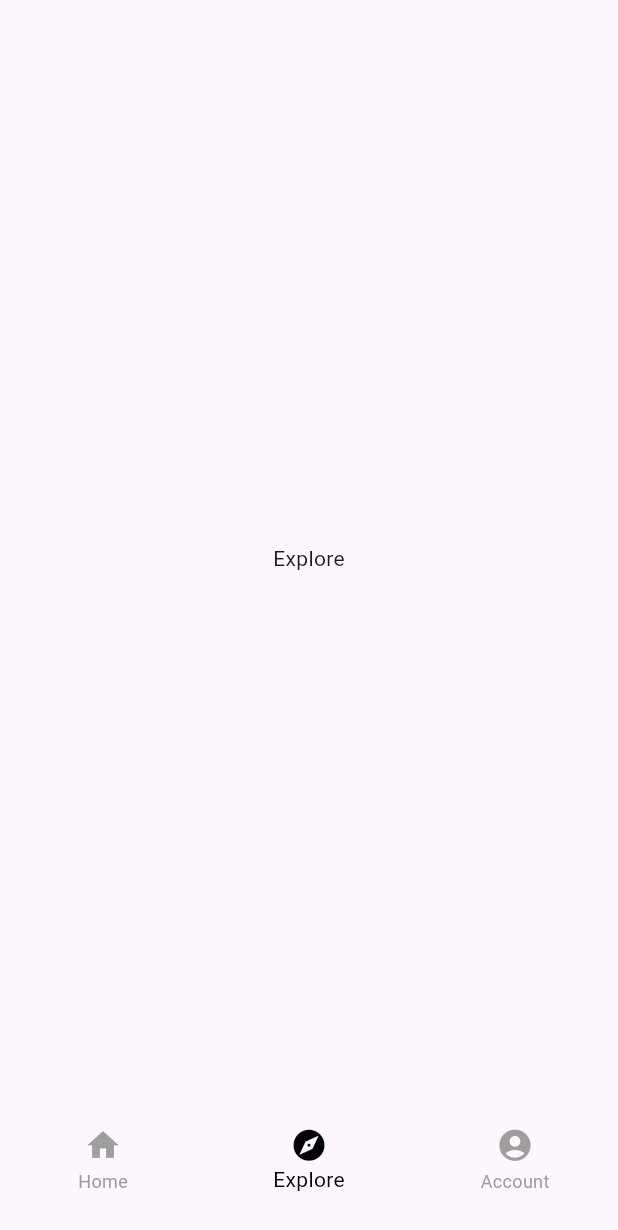
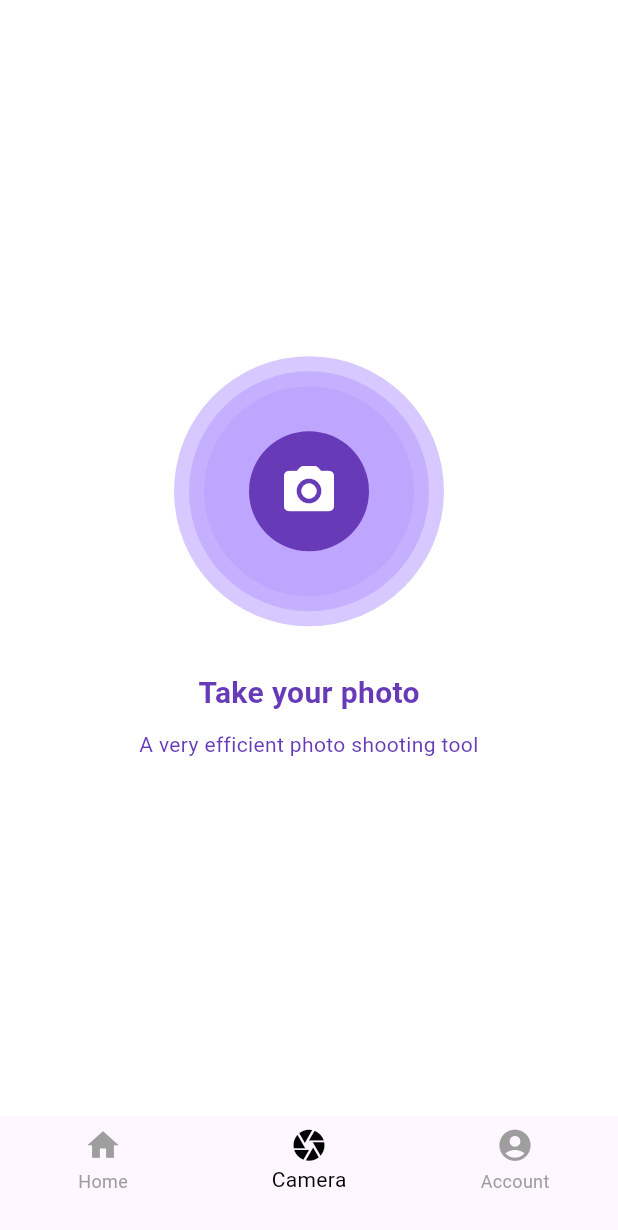
Before and after one commit to faizandarwesh/SnapWalls, a Flutter app: the screen it shows after launch, item 2 of the bottom bar chosen, on a phone screen of 412 x 824 dp. Shown: the top 1230 px of the screen. Run offline on Flutter 3.47's test engine with Material 3 defaults, Android fonts, the phone set to English and light mode, and no system bars; our stand-ins replace cached_network_image, camera, dio, google_mobile_ads, permission_handler; missing offline and left inert: flutter_downloader; network calls fail.

```diff
--- a/analysis_options.yaml
+++ b/analysis_options.yaml
@@ -21,7 +21,7 @@ linter:
   # `// ignore_for_file: name_of_lint` syntax on the line or in the file
   # producing the lint.
   rules:
-    # avoid_print: false  # Uncomment to disable the `avoid_print` rule
+    # avoid_debugPrint: false  # Uncomment to disable the `avoid_debugPrint` rule
     # prefer_single_quotes: true  # Uncomment to enable the `prefer_single_quotes` rule
 
 # Additional information about this file can be found at
--- /dev/null
+++ b/lib/camera/ui/take_photo_screen.dart
@@ -0,0 +1,83 @@
+import 'package:flutter/material.dart';
+import 'package:snap_walls/camera/ui/camera_screen.dart';
+
+class TakePhotoScreen extends StatelessWidget {
+  const TakePhotoScreen({super.key});
+
+  @override
+  Widget build(BuildContext context) {
+    return Scaffold(
+      backgroundColor: Colors.white,
+      body: Column(
+        mainAxisAlignment: MainAxisAlignment.center,
+        children: [
+          // Center Circular Camera Button
+          Center(
+            child: Stack(
+              alignment: Alignment.center,
+              children: [
+                // Ripple Effect Circle
+                ...List.generate(3, (index) {
+                  return Container(
+                    width: 180 - (index * 20),
+                    height: 180 - (index * 20),
+                    decoration: BoxDecoration(
+                      shape: BoxShape.circle,
+                      color: Colors.deepPurpleAccent.withOpacity(0.1 * (3 - index)),
+                    ),
+                  );
+                }),
+                // Camera Icon Button
+                GestureDetector(
+                  onTap: () {
+                    // Action for taking a photo
+                    Navigator.push(
+                        context, MaterialPageRoute(builder: (context) => CameraScreen()));
+
+                    print('Take a photo');
+                  },
+                  child: Container(
+                    width: 80,
+                    height: 80,
+                    decoration: const BoxDecoration(
+                      shape: BoxShape.circle,
+                      color: Colors.deepPurple,
+                    ),
+                    child: const Icon(
+                      Icons.camera_alt_rounded,
+                      color: Colors.white,
+                      size: 40,
+                    ),
+                  ),
+                ),
+              ],
+            ),
+          ),
+          const SizedBox(height: 30),
+
+          // Text: Smart ID Photo
+          const Text(
+            'Take your photo',
+            style: TextStyle(
+              fontSize: 20,
+              color: Colors.deepPurple,
+              fontWeight: FontWeight.w600,
+            ),
+          ),
+          const SizedBox(height: 10),
+
+          // Subtitle
+          const Text(
+            'A very efficient photo shooting tool',
+            style: TextStyle(
+              fontSize: 14,
+              color: Colors.deepPurple,
+              fontWeight: FontWeight.w400,
+            ),
+            textAlign: TextAlign.center,
+          ),
+        ],
+      ),
+    );
+  }
+}
--- a/lib/main.dart
+++ b/lib/main.dart
@@ -1,10 +1,12 @@
 import 'package:flutter/material.dart';
+import 'package:flutter_downloader/flutter_downloader.dart';
 import 'package:google_mobile_ads/google_mobile_ads.dart';
 import 'package:snap_walls/pages/landing_screen.dart';
 
-void main() {
+Future<void> main() async {
   WidgetsFlutterBinding.ensureInitialized();
   MobileAds.instance.initialize();
+  await FlutterDownloader.initialize(debug: true,ignoreSsl: true);
   runApp(const MyApp());
 }
 
--- a/lib/pages/landing_screen.dart
+++ b/lib/pages/landing_screen.dart
@@ -1,7 +1,7 @@
 import 'package:flutter/material.dart';
 import 'package:snap_walls/pages/account_screen.dart';
-import 'package:snap_walls/pages/explore_screen.dart';
 import 'package:snap_walls/pages/home_screen.dart';
+import '../camera/ui/take_photo_screen.dart';
 
 class LandingScreen extends StatefulWidget {
   const LandingScreen({super.key});
@@ -23,7 +23,7 @@ class _LandingScreenState extends State<LandingScreen> {
       HomeScreen(
         isScrolling: isScrolling,
       ),
-      const ExploreScreen(),
+      const TakePhotoScreen(),
       const AccountScreen()
     ];
   }
@@ -62,7 +62,7 @@ class _LandingScreenState extends State<LandingScreen> {
                   BottomNavigationBarItem(
                       icon: Icon(Icons.home), label: "Home"),
                   BottomNavigationBarItem(
-                      icon: Icon(Icons.explore_rounded), label: "Explore"),
+                      icon: Icon(Icons.camera), label: "Camera"),
                   BottomNavigationBarItem(
                       icon: Icon(Icons.account_circle_rounded),
                       label: "Account"),
--- a/pubspec.yaml
+++ b/pubspec.yaml
@@ -42,6 +42,8 @@ dependencies:
   permission_handler: ^11.3.1
   path_provider: ^2.1.5
   google_mobile_ads: ^5.2.0
+  camera: ^0.11.0+2
+  flutter_downloader: ^1.11.8
 
 dev_dependencies:
   flutter_test:
@@ -65,6 +67,7 @@ flutter:
   # the material Icons class.
   assets:
     - shorebird.yaml
+    - assets/images/
   uses-material-design: true
 
   # To add assets to your application, add an assets section, like this:
```
Also changed, not shown: lib/camera/ui/camera_screen.dart (added, +69 -0 lines), lib/camera/ui/preview_screen.dart (added, +195 -0 lines), lib/pages/wallpaper_detail_screen.dart (+94 -31 lines), assets/images/glasses.jpg (added), assets/images/hat.jpg (added), pubspec.lock, 57 other files.
